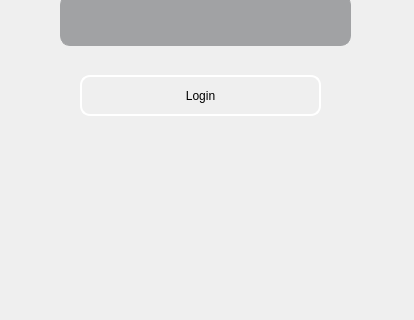
This is user_login_page.ui in sc22jat1/COMP2811-User-Interfaces-Group-4 as Qt 5 draws it before an edit; both pictures show x 0 to 414 and y 415 to 735 of the 414 by 896 pixel window. The edited form follows.
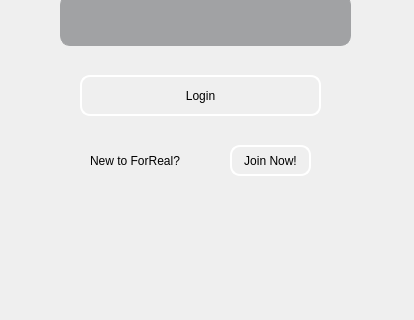
This is the edited form. Icons and pictures are not drawn.

What changed in the file:
```diff
--- a/user_login_page.ui
+++ b/user_login_page.ui
@@ -2,6 +2,9 @@
 <ui version="4.0">
  <class>User_Login_Page</class>
  <widget class="QWidget" name="User_Login_Page">
+  <property name="enabled">
+   <bool>true</bool>
+  </property>
   <property name="geometry">
    <rect>
     <x>0</x>
@@ -141,6 +144,41 @@
     <string>Login</string>
    </property>
   </widget>
+  <widget class="QLabel" name="label_5">
+   <property name="geometry">
+    <rect>
+     <x>90</x>
+     <y>550</y>
+     <width>121</width>
+     <height>51</height>
+    </rect>
+   </property>
+   <property name="styleSheet">
+    <string notr="true">background: transparent;
+font: italic 16pt &quot;Gill Sans&quot;;</string>
+   </property>
+   <property name="text">
+    <string>New to ForReal? </string>
+   </property>
+  </widget>
+  <widget class="QPushButton" name="Login_Button_2">
+   <property name="geometry">
+    <rect>
+     <x>230</x>
+     <y>560</y>
+     <width>81</width>
+     <height>31</height>
+    </rect>
+   </property>
+   <property name="styleSheet">
+    <string notr="true">background: transparent;
+border: 2px solid white;
+border-radius: 10px;</string>
+   </property>
+   <property name="text">
+    <string>Join Now!</string>
+   </property>
+  </widget>
  </widget>
  <resources/>
  <connections/>
```
